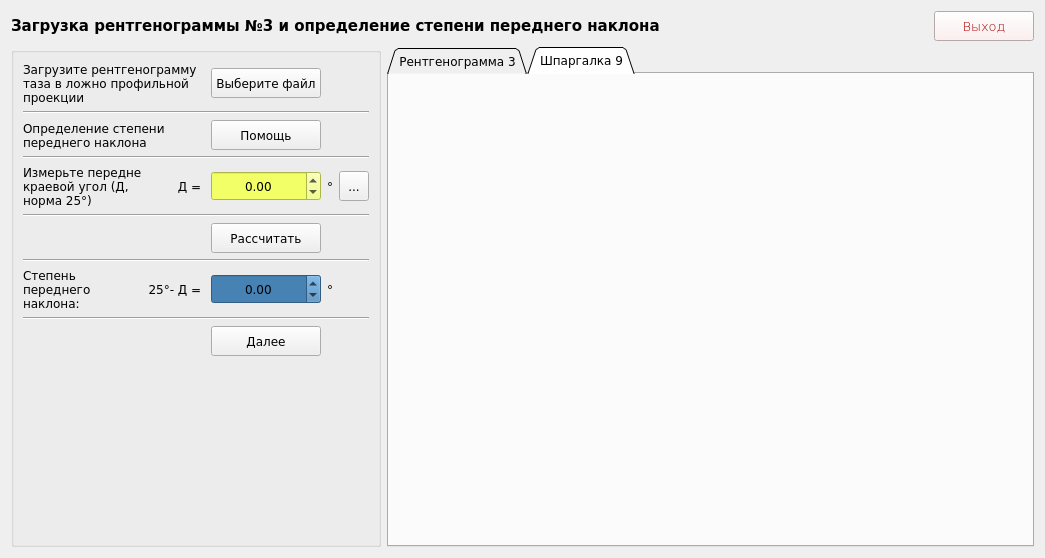
First picture: the form in Medic/forms/ui/form8.ui, repository W3STi/Medical-calculate-programm, before the edit.
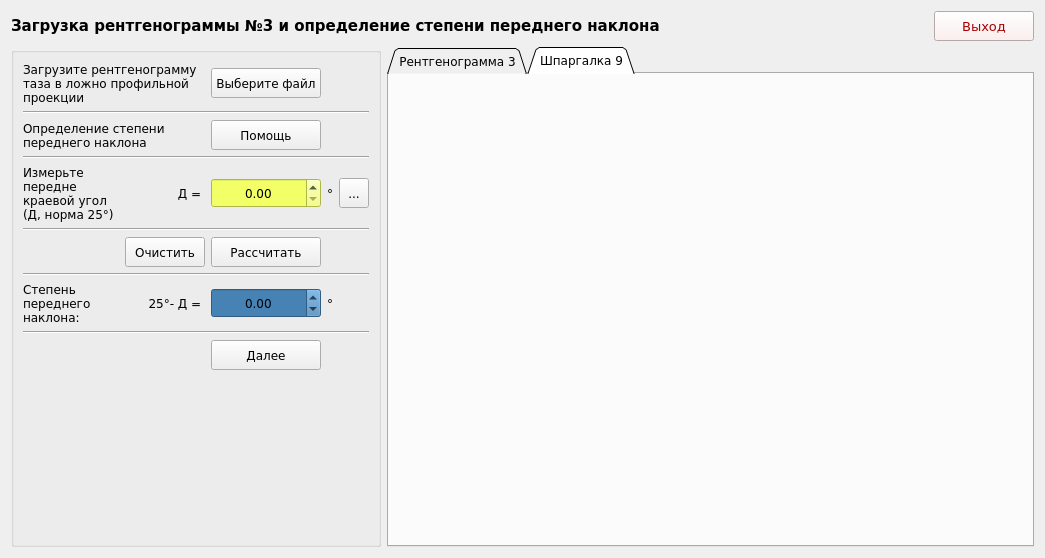
Second picture: the form after the edit.

Diff of the .ui file:
```diff
--- a/Medic/forms/ui/form8.ui
+++ b/Medic/forms/ui/form8.ui
@@ -61,7 +61,6 @@
       <font>
        <family>Verdana</family>
        <pointsize>10</pointsize>
-       <weight>9</weight>
        <italic>false</italic>
        <bold>false</bold>
       </font>
@@ -226,10 +225,10 @@
          <set>Qt::AlignCenter</set>
         </property>
         <property name="minimum">
-         <double>-10000.000000000000000</double>
+         <double>0.000000000000000</double>
         </property>
         <property name="maximum">
-         <double>10000.989999999999782</double>
+         <double>180.000000000000000</double>
         </property>
         <property name="singleStep">
          <double>0.100000000000000</double>
@@ -522,6 +521,19 @@
         </property>
        </widget>
       </item>
+      <item row="6" column="2">
+       <widget class="QPushButton" name="pushButton">
+        <property name="minimumSize">
+         <size>
+          <width>0</width>
+          <height>30</height>
+         </size>
+        </property>
+        <property name="text">
+         <string>Очистить</string>
+        </property>
+       </widget>
+      </item>
      </layout>
     </widget>
    </item>
```
Left out of the diff: 1 changed line with no effect on the pictures.
